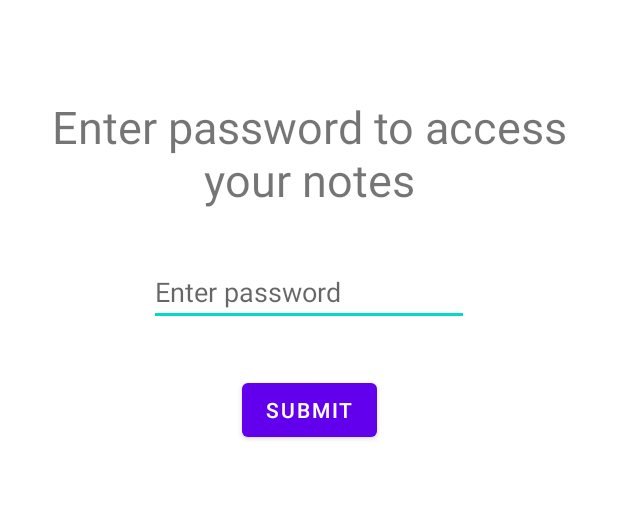
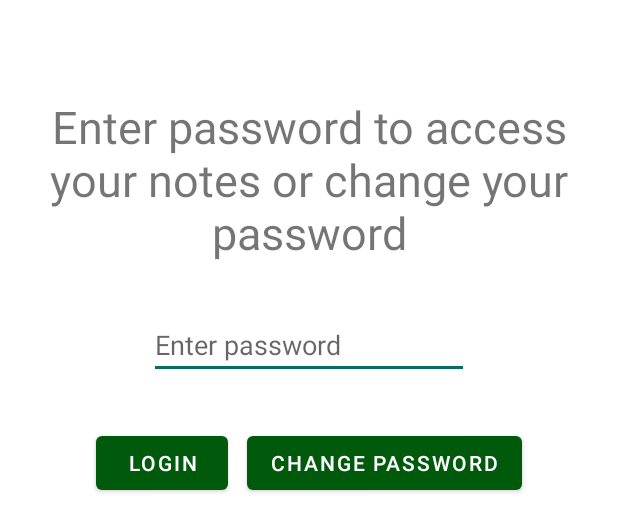
Before and after one commit to mrValtiel/BSM, an Android app: the layout activity_enter_password.xml on its own in the app's theme, with its tools: preview values and no code run, on a phone screen of 412 x 824 dp. Shown: the top 532 px of the screen. Run offline under Robolectric (Android 15) with nearby library versions, the phone set to English and light mode, and no system bars.

Commit message:
First stage of project done w/o working buttons

```diff
--- a/Notepad/app/build.gradle
+++ b/Notepad/app/build.gradle
@@ -39,9 +39,12 @@ dependencies {
     implementation 'androidx.appcompat:appcompat:1.2.0'
     implementation 'com.google.android.material:material:1.2.1'
     implementation 'androidx.constraintlayout:constraintlayout:2.0.4'
+    implementation 'androidx.navigation:navigation-fragment-ktx:2.2.2'
+    implementation 'androidx.navigation:navigation-ui-ktx:2.2.2'
     testImplementation 'junit:junit:4.+'
     androidTestImplementation 'androidx.test.ext:junit:1.1.2'
     androidTestImplementation 'androidx.test.espresso:espresso-core:3.3.0'
+    implementation 'com.jakewharton.timber:timber:4.6.1'
 }
 
 apply plugin: "kotlin-android-extensions"
--- a/Notepad/app/src/main/AndroidManifest.xml
+++ b/Notepad/app/src/main/AndroidManifest.xml
@@ -9,7 +9,8 @@
         android:roundIcon="@mipmap/ic_launcher_round"
         android:supportsRtl="true"
         android:theme="@style/Theme.Notepad">
-        <activity android:name=".SplashActivity"></activity>
+        <activity android:name=".AddNoteActivity"></activity>
+        <activity android:name=".NotesListActivity" />
         <activity android:name=".EnterPasswordActivity" />
         <activity android:name=".CreatePasswordActivity" />
         <activity android:name=".MainActivity">
--- a/Notepad/app/src/main/res/layout/activity_enter_password.xml
+++ b/Notepad/app/src/main/res/layout/activity_enter_password.xml
@@ -13,7 +13,7 @@
         android:layout_marginStart="16dp"
         android:layout_marginTop="64dp"
         android:layout_marginEnd="16dp"
-        android:text="Enter password to access your notes"
+        android:text="Enter password to access your notes or change your password"
         android:textAlignment="center"
         android:textSize="30sp"
         app:layout_constraintEnd_toEndOf="parent"
@@ -36,9 +36,21 @@
         android:id="@+id/loginButton"
         android:layout_width="wrap_content"
         android:layout_height="wrap_content"
+        android:layout_marginStart="64dp"
         android:layout_marginTop="32dp"
-        android:text="Submit"
-        app:layout_constraintEnd_toEndOf="parent"
+        android:text="Login"
+        app:layout_constraintEnd_toStartOf="@+id/changePasswordButton"
+        app:layout_constraintHorizontal_bias="0.0"
         app:layout_constraintStart_toStartOf="parent"
         app:layout_constraintTop_toBottomOf="@+id/pass" />
+
+    <Button
+        android:id="@+id/changePasswordButton"
+        android:layout_width="wrap_content"
+        android:layout_height="wrap_content"
+        android:layout_marginTop="32dp"
+        android:layout_marginEnd="64dp"
+        android:text="Change password"
+        app:layout_constraintEnd_toEndOf="parent"
+        app:layout_constraintTop_toBottomOf="@+id/pass" />
 </androidx.constraintlayout.widget.ConstraintLayout>
--- a/Notepad/app/src/main/res/values/colors.xml
+++ b/Notepad/app/src/main/res/values/colors.xml
@@ -1,10 +1,10 @@
 <?xml version="1.0" encoding="utf-8"?>
 <resources>
-    <color name="purple_200">#FFBB86FC</color>
-    <color name="purple_500">#FF6200EE</color>
-    <color name="purple_700">#FF3700B3</color>
-    <color name="teal_200">#FF03DAC5</color>
-    <color name="teal_700">#FF018786</color>
+    <color name="purple_200">#4C099E</color>
+    <color name="purple_500">#005A0C</color>
+    <color name="purple_700">#096A0B</color>
+    <color name="teal_200">#076C62</color>
+    <color name="teal_700">#05317E</color>
     <color name="black">#FF000000</color>
     <color name="white">#FFFFFFFF</color>
 </resources>
--- /dev/null
+++ b/Notepad/app/src/main/res/values/dimens.xml
@@ -0,0 +1,3 @@
+<resources>
+    <dimen name="fab_margin">16dp</dimen>
+</resources>
```
Also changed, not shown: Notepad/app/src/main/java/com/example/notepad/AddNoteActivity.kt (added, +23 -0 lines), Notepad/app/src/main/java/com/example/notepad/CreatePasswordActivity.kt (+9 -5 lines), Notepad/app/src/main/java/com/example/notepad/EnterPasswordActivity.kt (+12 -3 lines), Notepad/app/src/main/java/com/example/notepad/MainActivity.kt (+2 -6 lines), Notepad/app/src/main/java/com/example/notepad/NotesListActivity.kt (added, +27 -0 lines), Notepad/app/src/main/res/layout/activity_add_note.xml (added, +37 -0 lines), Notepad/app/src/main/res/layout/activity_notes_list.xml (added, +31 -0 lines), Notepad/app/src/main/res/navigation/nav_graph.xml (added, +28 -0 lines), Notepad/app/src/main/res/values/strings.xml (+9 -0 lines), Notepad/app/src/main/res/values/themes.xml (+9 -0 lines).
